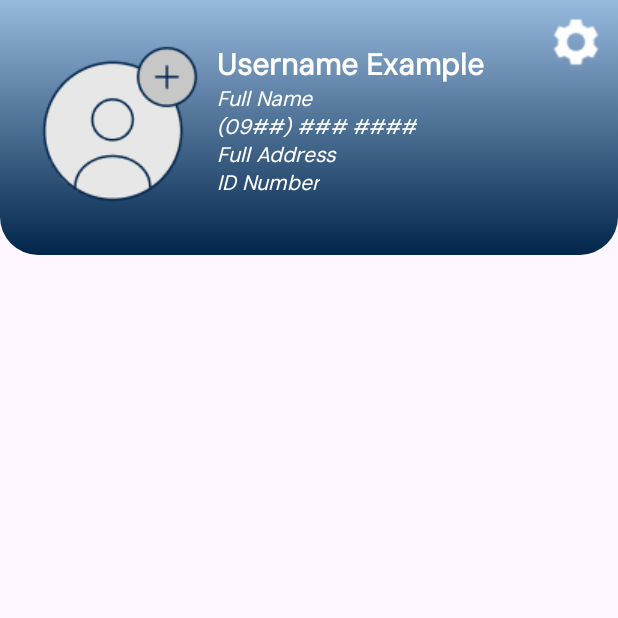
After one commit to bennybun29/J-MAB_Mobile, an Android app: the fragment AccountFragment shown on its own in the app's theme, on a phone screen of 412 x 824 dp, the top half of it. The commit adds this screen. Run offline under Robolectric (Android 15) with nearby library versions, the phone set to English and light mode, and no system bars.

Commit message:
Second Commit. Updated some part of the ui.

```diff
--- /dev/null
+++ b/app/src/main/java/com/example/j_mabmobile/AccountFragment.kt
@@ -0,0 +1,59 @@
+package com.example.j_mabmobile
+
+import android.os.Bundle
+import androidx.fragment.app.Fragment
+import android.view.LayoutInflater
+import android.view.View
+import android.view.ViewGroup
+
+// TODO: Rename parameter arguments, choose names that match
+// the fragment initialization parameters, e.g. ARG_ITEM_NUMBER
+private const val ARG_PARAM1 = "param1"
+private const val ARG_PARAM2 = "param2"
+
+/**
+ * A simple [Fragment] subclass.
+ * Use the [AccountFragment.newInstance] factory method to
+ * create an instance of this fragment.
+ */
+class AccountFragment : Fragment() {
+    // TODO: Rename and change types of parameters
+    private var param1: String? = null
+    private var param2: String? = null
+
+    override fun onCreate(savedInstanceState: Bundle?) {
+        super.onCreate(savedInstanceState)
+        arguments?.let {
+            param1 = it.getString(ARG_PARAM1)
+            param2 = it.getString(ARG_PARAM2)
+        }
+    }
+
+    override fun onCreateView(
+        inflater: LayoutInflater, container: ViewGroup?,
+        savedInstanceState: Bundle?
+    ): View? {
+        // Inflate the layout for this fragment
+        return inflater.inflate(R.layout.fragment_account, container, false)
+    }
+
+    companion object {
+        /**
+         * Use this factory method to create a new instance of
+         * this fragment using the provided parameters.
+         *
+         * @param param1 Parameter 1.
+         * @param param2 Parameter 2.
+         * @return A new instance of fragment SettingsFragment.
+         */
+        // TODO: Rename and change types and number of parameters
+        @JvmStatic
+        fun newInstance(param1: String, param2: String) =
+            AccountFragment().apply {
+                arguments = Bundle().apply {
+                    putString(ARG_PARAM1, param1)
+                    putString(ARG_PARAM2, param2)
+                }
+            }
+    }
+}
--- a/app/src/main/java/com/example/j_mabmobile/MainActivity.kt
+++ b/app/src/main/java/com/example/j_mabmobile/MainActivity.kt
@@ -35,8 +35,12 @@ class MainActivity : AppCompatActivity(), NavigationView.OnNavigationItemSelecte
                     openFragment(NotificationFragment())
                     true
                 }
-                R.id.settings_btn -> {
-                    openFragment(SettingsFragment())
+                R.id.message_btn -> {
+                    openFragment(MessagesFragment())
+                    true
+                }
+                R.id.account_btn -> {
+                    openFragment(AccountFragment())
                     true
                 }
                 else -> false
--- a/app/src/main/java/com/example/j_mabmobile/SettingsFragment.kt
+++ b/app/src/main/java/com/example/j_mabmobile/MessagesFragment.kt
@@ -13,10 +13,10 @@ private const val ARG_PARAM2 = "param2"
 
 /**
  * A simple [Fragment] subclass.
- * Use the [SettingsFragment.newInstance] factory method to
+ * Use the [MessagesFragment.newInstance] factory method to
  * create an instance of this fragment.
  */
-class SettingsFragment : Fragment() {
+class MessagesFragment : Fragment() {
     // TODO: Rename and change types of parameters
     private var param1: String? = null
     private var param2: String? = null
@@ -34,7 +34,7 @@ class SettingsFragment : Fragment() {
         savedInstanceState: Bundle?
     ): View? {
         // Inflate the layout for this fragment
-        return inflater.inflate(R.layout.fragment_settings, container, false)
+        return inflater.inflate(R.layout.fragment_messages, container, false)
     }
 
     companion object {
@@ -44,12 +44,12 @@ class SettingsFragment : Fragment() {
          *
          * @param param1 Parameter 1.
          * @param param2 Parameter 2.
-         * @return A new instance of fragment SettingsFragment.
+         * @return A new instance of fragment MessagesFragment.
          */
         // TODO: Rename and change types and number of parameters
         @JvmStatic
         fun newInstance(param1: String, param2: String) =
-            SettingsFragment().apply {
+            MessagesFragment().apply {
                 arguments = Bundle().apply {
                     putString(ARG_PARAM1, param1)
                     putString(ARG_PARAM2, param2)
--- a/app/src/main/java/com/example/j_mabmobile/SignUpActivity.kt
+++ b/app/src/main/java/com/example/j_mabmobile/SignUpActivity.kt
@@ -15,18 +15,21 @@ import android.widget.EditText
 import android.widget.TextView
 import androidx.activity.enableEdgeToEdge
 import androidx.appcompat.app.AppCompatActivity
+import com.example.j_mabmobile.SignInActivity
 
 class SignUpActivity : AppCompatActivity() {
 
     private lateinit var emailTextField : EditText
     private lateinit var usernameTextField : EditText
     private lateinit var passwordTextField : EditText
-    private lateinit var signInBtn : Button
+    private lateinit var signUpBtn : Button
 
     override fun onCreate(savedInstanceState: Bundle?) {
         super.onCreate(savedInstanceState)
         enableEdgeToEdge()
         setContentView(R.layout.activity_sign_up)
+
+        signUpBtn = findViewById(R.id.signUpBtn)
 
         val tvSignInHere = findViewById<TextView>(R.id.tvSignInHere)
         val text = "Already have an account? Sign in"
@@ -60,5 +63,10 @@ class SignUpActivity : AppCompatActivity() {
 
         tvSignInHere.text = spannableString
         tvSignInHere.movementMethod = LinkMovementMethod.getInstance()
+
+        signUpBtn.setOnClickListener {
+            val intent = Intent(this@SignUpActivity, MainActivity::class.java)
+            startActivity(intent)
+        }
     }
 }
--- a/app/src/main/res/drawable/top_background_gradient.xml
+++ b/app/src/main/res/drawable/top_background_gradient.xml
@@ -2,7 +2,7 @@
 <selector xmlns:android="http://schemas.android.com/apk/res/android">
     <item>
         <shape android:shape="rectangle">
-            <corners android:bottomLeftRadius="40dp" android:bottomRightRadius="40dp"/>
+            <corners android:bottomLeftRadius="25dp" android:bottomRightRadius="25dp"/>
             <gradient android:startColor="#97B9DD" android:endColor="#02254B" android:angle="270"/>
         </shape>
     </item>
--- /dev/null
+++ b/app/src/main/res/layout/fragment_account.xml
@@ -0,0 +1,117 @@
+<?xml version="1.0" encoding="utf-8"?>
+<FrameLayout xmlns:android="http://schemas.android.com/apk/res/android"
+    xmlns:tools="http://schemas.android.com/tools"
+    android:layout_width="match_parent"
+    android:layout_height="match_parent"
+    xmlns:app="http://schemas.android.com/apk/res-auto"
+    tools:context=".AccountFragment">
+
+    <androidx.constraintlayout.widget.ConstraintLayout
+        android:layout_width="match_parent"
+        android:layout_height="wrap_content">
+
+        <ImageView
+            android:id="@+id/imageView3"
+            android:layout_width="match_parent"
+            android:layout_height="170dp"
+            android:src="@drawable/top_background_gradient"
+            app:layout_constraintEnd_toEndOf="parent"
+            app:layout_constraintStart_toStartOf="parent"
+            app:layout_constraintTop_toTopOf="parent" />
+
+        <ImageButton
+            android:id="@+id/ProfilePictureButton"
+            android:layout_width="wrap_content"
+            android:layout_height="wrap_content"
+            android:src="@drawable/profile_picture_btn"
+            android:background="@null"
+            app:layout_constraintStart_toStartOf="parent"
+            app:layout_constraintTop_toTopOf="parent"
+            app:layout_constraintBottom_toBottomOf="parent"
+            android:layout_marginLeft="20dp"/>
+
+
+        <TextView
+            android:id="@+id/UsernameTV"
+            android:layout_width="wrap_content"
+            android:layout_height="wrap_content"
+            android:fontFamily="@font/dmsans"
+            android:text="Username Example"
+            android:textColor="@color/white"
+            android:layout_marginTop="30dp"
+            android:textSize="20sp"
+            android:textStyle="bold"
+            android:layout_marginLeft="-80dp"
+            app:layout_constraintEnd_toEndOf="parent"
+            app:layout_constraintStart_toEndOf="@+id/ProfilePictureButton"
+            app:layout_constraintTop_toTopOf="parent"
+            android:layout_marginBottom="5dp"/>
+
+        <TextView
+            android:id="@+id/FullNameTV"
+            android:layout_width="wrap_content"
+            android:layout_height="wrap_content"
+            android:fontFamily="@font/dmsans"
+            android:text="Full Name"
+            android:textColor="@color/white"
+            android:textSize="14sp"
+            android:textStyle="italic"
+            app:layout_constraintStart_toStartOf="@+id/UsernameTV"
+            app:layout_constraintTop_toBottomOf="@+id/UsernameTV"
+            android:layout_marginBottom="5dp"/>
+
+        <TextView
+            android:id="@+id/userPhoneNumberTV"
+            android:layout_width="wrap_content"
+            android:layout_height="wrap_content"
+            android:text="(09##) ### ####"
+            app:layout_constraintStart_toStartOf="@+id/UsernameTV"
+            app:layout_constraintTop_toBottomOf="@+id/FullNameTV"
+            android:fontFamily="@font/dmsans"
+            android:textStyle="italic"
+            android:textColor="@color/white"
+            android:textSize="14sp"
+            android:layout_marginBottom="5dp"/>
+
+        <TextView
+            android:id="@+id/userFullAddressTV"
+            android:layout_width="wrap_content"
+            android:layout_height="wrap_content"
+            android:text="Full Address"
+            app:layout_constraintStart_toStartOf="@+id/UsernameTV"
+            app:layout_constraintTop_toBottomOf="@+id/userPhoneNumberTV"
+            android:fontFamily="@font/dmsans"
+            android:textStyle="italic"
+            android:textColor="@color/white"
+            android:textSize="14sp"
+            android:layout_marginBottom="5dp"/>
+
+        <TextView
+            android:id="@+id/userIDNumberTV"
+            android:layout_width="wrap_content"
+            android:layout_height="wrap_content"
+            android:text="ID Number"
+            app:layout_constraintStart_toStartOf="@+id/UsernameTV"
+            app:layout_constraintTop_toBottomOf="@+id/userFullAddressTV"
+            android:fontFamily="@font/dmsans"
+            android:textStyle="italic"
+            android:textColor="@color/white"
+            android:textSize="14sp"
+            android:layout_marginBottom="5dp"/>
+
+        <ImageButton
+            android:id="@+id/settings_button"
+            android:layout_width="wrap_content"
+            android:layout_height="wrap_content"
+            android:src="@drawable/settings_button"
+            android:background="@null"
+            app:layout_constraintEnd_toEndOf="parent"
+            app:layout_constraintTop_toTopOf="parent"
+            android:layout_marginTop="10dp"
+            android:layout_marginRight="10dp"/>
+
+
+
+    </androidx.constraintlayout.widget.ConstraintLayout>
+
+</FrameLayout>
--- a/app/src/main/res/layout/fragment_home.xml
+++ b/app/src/main/res/layout/fragment_home.xml
@@ -17,7 +17,7 @@
 
             <androidx.constraintlayout.widget.ConstraintLayout
                 android:layout_width="match_parent"
-                android:layout_height="400dp">
+                android:layout_height="wrap_content">
 
                 <ImageView
                     android:id="@+id/imageView3"
--- a/app/src/main/res/layout/fragment_settings.xml
+++ b/app/src/main/res/layout/fragment_messages.xml
@@ -4,7 +4,7 @@
     android:layout_width="match_parent"
     android:layout_height="match_parent"
     xmlns:app="http://schemas.android.com/apk/res-auto"
-    tools:context=".SettingsFragment">
+    tools:context=".MessagesFragment">
 
     <androidx.constraintlayout.widget.ConstraintLayout
         android:layout_width="match_parent"
@@ -23,7 +23,7 @@
             android:layout_width="wrap_content"
             android:layout_height="wrap_content"
             android:fontFamily="@font/dmsans"
-            android:text="SETTINGS"
+            android:text="Messages / J-MAB"
             android:textColor="@color/white"
             android:textSize="36sp"
             android:textStyle="bold"
--- a/app/src/main/res/menu/bottom_menu.xml
+++ b/app/src/main/res/menu/bottom_menu.xml
@@ -12,13 +12,18 @@
         android:icon="@drawable/cart_icon"/>
 
     <item
+        android:id="@+id/message_btn"
+        android:title="Messages"
+        android:icon="@drawable/message_icon"/>
+
+    <item
         android:id="@+id/notification_btn"
         android:title="Notification"
         android:icon="@drawable/notification_icon"/>
 
     <item
-        android:id="@+id/settings_btn"
-        android:title="Settings"
-        android:icon="@drawable/settings_icon"/>
+        android:id="@+id/account_btn"
+        android:title="Account"
+        android:icon="@drawable/profile_button"/>
 
 </menu>
```
Also changed, not shown: app/src/main/res/drawable/message_icon.png (added), app/src/main/res/drawable/profile_picture_btn.png (added), app/src/main/res/drawable/settings_button.png (added).
